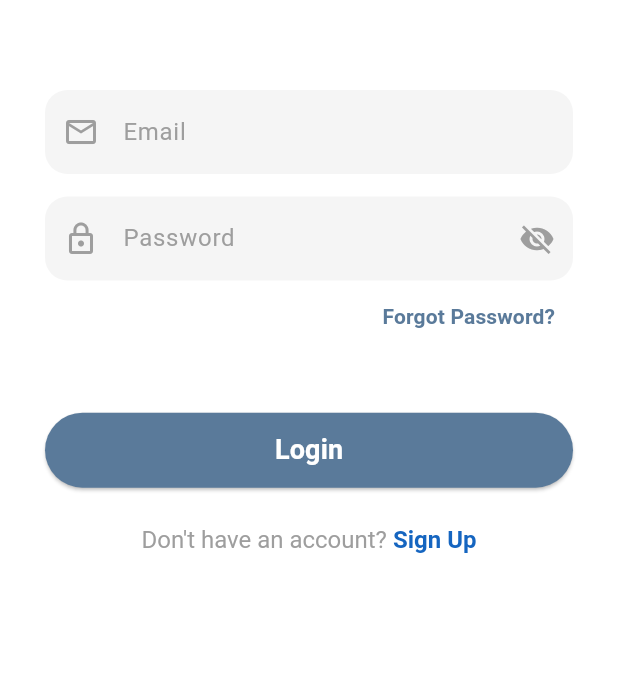
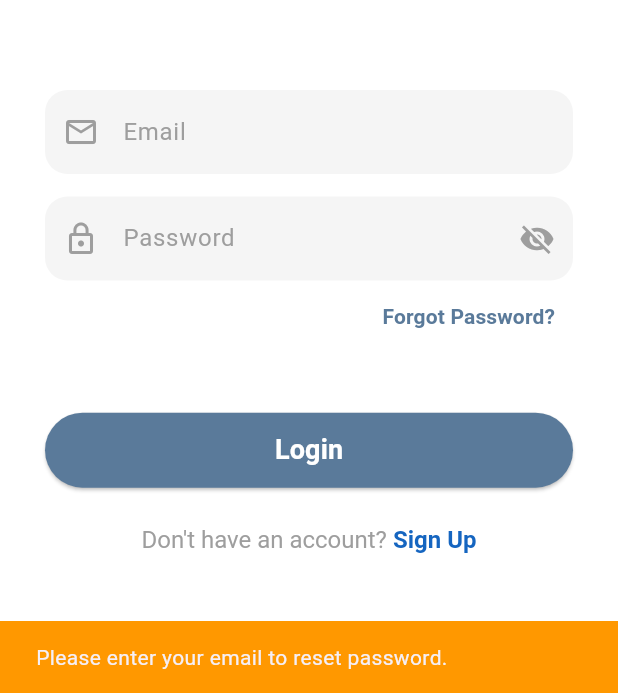
Before and after one commit to DimaRAF/arva, a Flutter app: the MedicalStaffLoginScreen screen opened directly, after a tap on "Forgot Password?", on a phone screen of 412 x 824 dp, the part 543-1236 px from its top. Run offline on Flutter 3.47's test engine with Material 3 defaults, Android fonts, the phone set to English and light mode, and no system bars; our stand-ins replace cloud_firestore, firebase_auth, firebase_core; accounts and stored records are empty.

Commit message:
complete the sign up and log in interface

```diff
--- a/lib/screens/medical_staff_login_screen.dart
+++ b/lib/screens/medical_staff_login_screen.dart
@@ -112,6 +112,43 @@ class _MedicalStaffLoginScreenState extends State<MedicalStaffLoginScreen> {
     }
   }
 
+  // --- دالة إرسال بريد إلكتروني لإعادة تعيين كلمة المرور ---
+  Future<void> passwordReset() async {
+    // التأكد من أن حقل البريد الإلكتروني ليس فارغاً
+    if (_emailController.text.trim().isEmpty) {
+      ScaffoldMessenger.of(context).showSnackBar(
+        const SnackBar(
+          content: Text("Please enter your email to reset password."),
+          backgroundColor: Colors.orange,
+        ),
+      );
+      return;
+    }
+
+    try {
+      // استخدام دالة Firebase لإرسال البريد
+      await FirebaseAuth.instance.sendPasswordResetEmail(
+        email: _emailController.text.trim(),
+      );
+      // إظهار رسالة نجاح للمستخدم
+      ScaffoldMessenger.of(context).showSnackBar(
+        const SnackBar(
+          content: Text("Password reset link sent! Check your email."),
+          backgroundColor: Colors.green,
+        ),
+      );
+    } on FirebaseAuthException catch (e) {
+      // التعامل مع الأخطاء (مثل: البريد غير موجود)
+      ScaffoldMessenger.of(context).showSnackBar(
+        SnackBar(
+          content: Text(e.message ?? "An error occurred"),
+          backgroundColor: Colors.red,
+        ),
+      );
+    }
+  }
+
+
   @override
   Widget build(BuildContext context) {
     return Scaffold(
@@ -206,12 +243,12 @@ class _MedicalStaffLoginScreenState extends State<MedicalStaffLoginScreen> {
                         Align(
                           alignment: Alignment.centerRight,
                           child: TextButton(
-                            onPressed: () {},
-                            child: const Text(
-                              "Forgot Password?",
-                              style: TextStyle(color: Color(0xFF5A7A9A), fontWeight: FontWeight.bold),
-                            ),
+                          onPressed: passwordReset,
+                          child: const Text(
+                          "Forgot Password?",
+                          style: TextStyle(color: Color(0xFF5A7A9A), fontWeight: FontWeight.bold),
                           ),
+                         ),
                         ),
                         const SizedBox(height: 40),
                         SizedBox(
--- a/pubspec.yaml
+++ b/pubspec.yaml
@@ -35,6 +35,8 @@ dependencies:
   firebase_core: any
   firebase_auth: any
   cloud_firestore: any
+  google_sign_in: ^6.1.4
+  sign_in_with_apple: ^5.0.0
 
 
   # The following adds the Cupertino Icons font to your application.
@@ -62,7 +64,6 @@ flutter:
   assets:
     - assets/logo.png
     - assets/logo1.png
-    - assets/splash_image.png
     - assets/doctors.png
 
   # The following line ensures that the Material Icons font is
```
Also changed, not shown: lib/screens/patient_login_screen.dart (+34 -2 lines), pubspec.lock, 1 other file.
